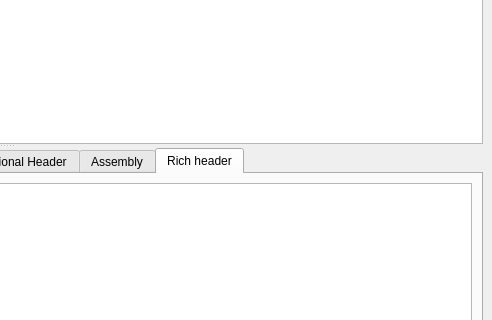
grzesiekkedzior/DriverSentinel, file mainwindow.ui: the form before one commit; both pictures show x 483 to 975 and y 94 to 414 of the 975 by 731 pixel window.
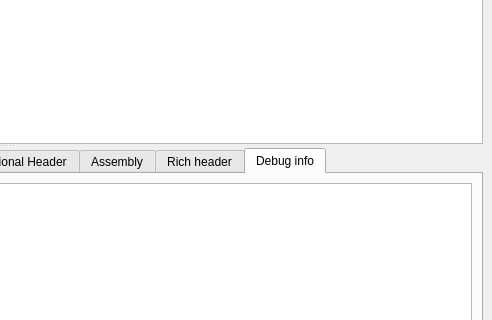
The form after the commit.

Commit message: Add a debug info functionality.

What changed in the file:
```diff
--- a/mainwindow.ui
+++ b/mainwindow.ui
@@ -39,7 +39,7 @@
       </widget>
       <widget class="QTabWidget" name="tabWidget">
        <property name="currentIndex">
-        <number>8</number>
+        <number>9</number>
        </property>
        <widget class="QWidget" name="general">
         <attribute name="title">
@@ -1656,6 +1656,16 @@
          </item>
         </layout>
        </widget>
+       <widget class="QWidget" name="debugInfo">
+        <attribute name="title">
+         <string>Debug info</string>
+        </attribute>
+        <layout class="QVBoxLayout" name="verticalLayout_13">
+         <item>
+          <widget class="QTableView" name="debugInfotableView"/>
+         </item>
+        </layout>
+       </widget>
       </widget>
      </widget>
     </item>
```
Left out of the diff: 6 changed lines with no effect on the pictures. The commit also changes 7 other files.
